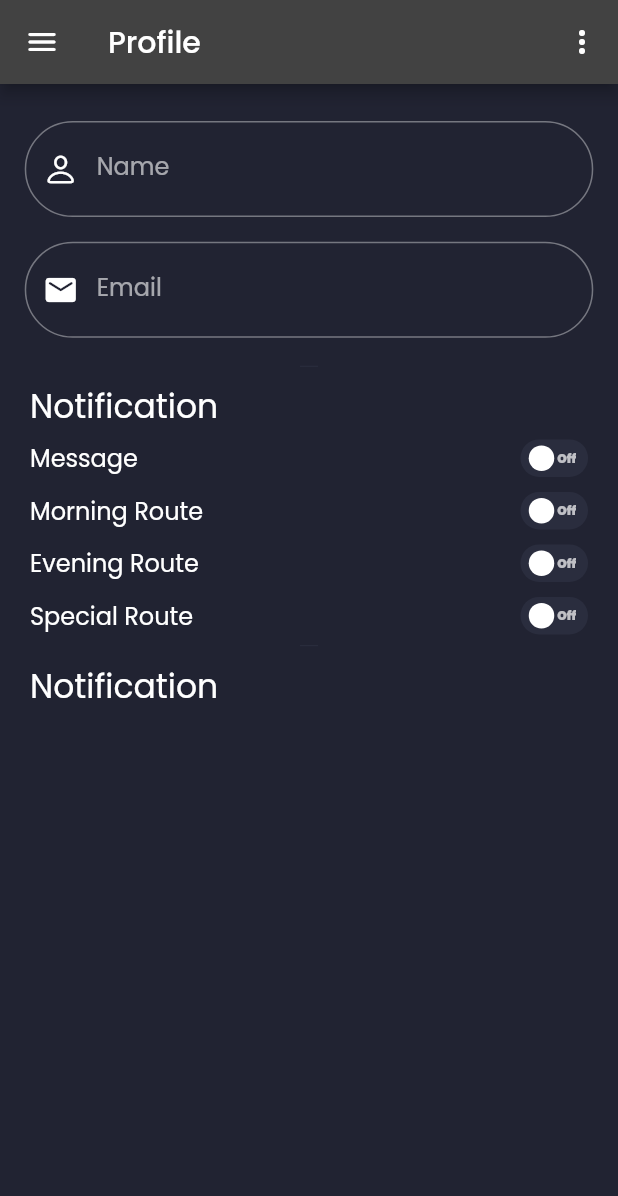
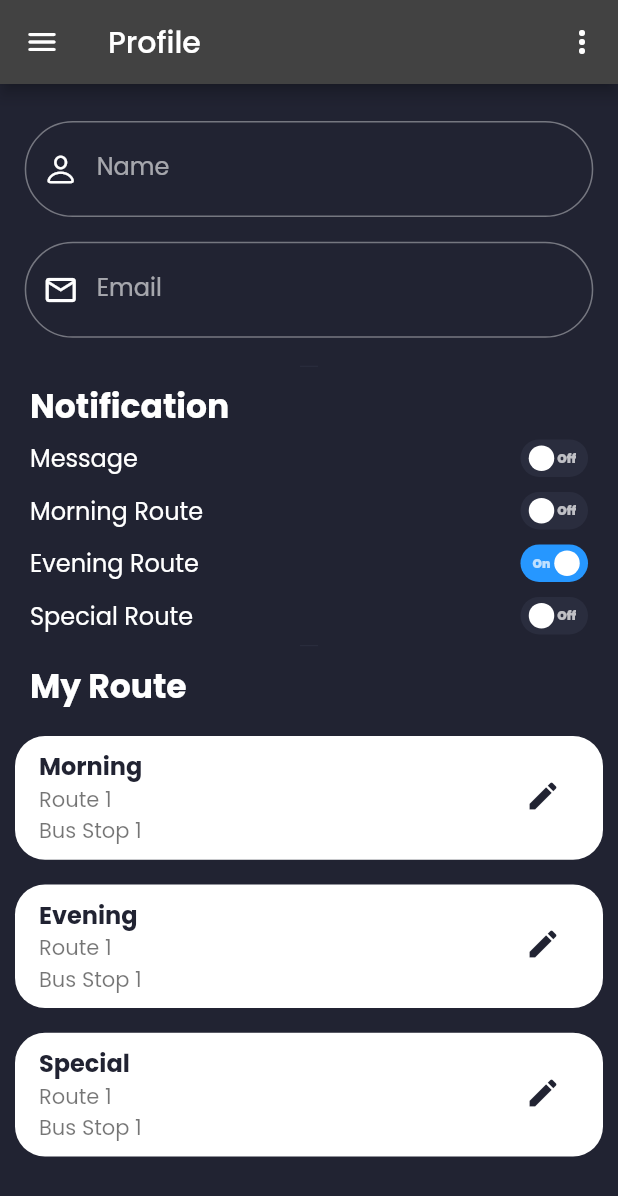
Before and after one commit to M-Farjad/POS-Dashboard, a Flutter app: the screen it shows after launch, after a tap on "On", on a phone screen of 412 x 824 dp. Shown: the top 1196 px of the screen. Run offline on Flutter 3.47's test engine with Material 2 defaults, Android fonts, the phone set to English and light mode, and no system bars; drawn by our look-alikes of flutter_switch; our stand-ins replace google_fonts, hive, hive_flutter; accounts and stored records are empty.

Commit message:
Profile Route Tile

```diff
--- a/lib/main.dart
+++ b/lib/main.dart
@@ -1,12 +1,18 @@
 import 'package:flutter/material.dart';
 import 'package:google_fonts/google_fonts.dart';
+import 'package:hive/hive.dart';
+import 'package:hive_flutter/adapters.dart';
 
 import 'screens/profile_screen/profile_screen.dart';
 import 'constants/constants.dart';
 
 late Size mq;
 
-void main() {
+void main() async {
+  //init Flutter
+  await Hive.initFlutter();
+  //open Box
+  var box = await Hive.openBox('MyBox');
   runApp(const MyApp());
 }
 
--- a/lib/screens/profile_screen/components/body.dart
+++ b/lib/screens/profile_screen/components/body.dart
@@ -6,6 +6,7 @@ import 'package:yums_dashboard/constants/constants.dart';
 import '../../../main.dart';
 import 'custom_text_switch.dart';
 import 'custom_textfields.dart';
+import 'profile_route_tile.dart';
 
 class Body extends StatefulWidget {
   const Body({super.key});
@@ -19,11 +20,11 @@ class _BodyState extends State<Body> {
 
   @override
   Widget build(BuildContext context) {
-    final _nameController = TextEditingController();
-    final _emailController = TextEditingController();
+    final TextEditingController _nameController = TextEditingController();
+    final TextEditingController _emailController = TextEditingController();
     bool msgFlag = true;
     bool mrngFlag = false;
-    bool eveFlag = false;
+    bool eveFlag = true;
     bool spcialFlag = false;
     return Form(
       key: _formKey,
@@ -44,7 +45,7 @@ class _BodyState extends State<Body> {
             CustomTextField(
               hintText: 'e.g abc@example.com',
               title: 'Email',
-              iconData: Icons.email_rounded,
+              iconData: Icons.email_outlined,
               controller: _emailController,
             ),
             SizedBox(height: mq.height * 0.02),
@@ -55,8 +56,7 @@ class _BodyState extends State<Body> {
               padding: EdgeInsets.symmetric(horizontal: 20.0),
               child: Text(
                 'Notification',
-                textAlign: TextAlign.left,
-                style: TextStyle(fontSize: 22),
+                style: TextStyle(fontSize: 22, fontWeight: FontWeight.w700),
               ),
             ),
             CustomTextSwitch(flag: msgFlag, name: 'Message'),
@@ -66,13 +66,30 @@ class _BodyState extends State<Body> {
             const Divider(
                 color: secondaryColor, height: 5, indent: 200, endIndent: 200),
             SizedBox(height: mq.height * 0.01),
+
             const Padding(
               padding: EdgeInsets.symmetric(horizontal: 20.0),
               child: Text(
-                'Notification',
+                'My Route',
                 textAlign: TextAlign.left,
-                style: TextStyle(fontSize: 22),
+                style: TextStyle(fontSize: 22, fontWeight: FontWeight.w700),
               ),
+            ),
+            SizedBox(height: mq.height * 0.01),
+            ProfileTileWidget(
+              title: 'Morning',
+              busStopName: 'Bus Stop 1',
+              busRouteName: 'Route 1',
+            ),
+            ProfileTileWidget(
+              title: 'Evening',
+              busStopName: 'Bus Stop 1',
+              busRouteName: 'Route 1',
+            ),
+            ProfileTileWidget(
+              title: 'Special',
+              busStopName: 'Bus Stop 1',
+              busRouteName: 'Route 1',
             ),
           ],
         ),
--- a/lib/screens/profile_screen/components/custom_textfields.dart
+++ b/lib/screens/profile_screen/components/custom_textfields.dart
@@ -1,10 +1,29 @@
 import 'package:flutter/material.dart';
+import 'package:hive/hive.dart';
 import 'package:yums_dashboard/constants/constants.dart';
 
 import '../../../main.dart';
 
 class CustomTextField extends StatelessWidget {
-  const CustomTextField({
+  //for storing Hive box
+  final _myBox = Hive.box('MyBox');
+
+  //for writing data
+  void writeDataLocally() {
+    _myBox.put(1, controller!.value);
+  }
+
+  //for writing data
+  String? readLocalData() {
+    return _myBox.get(key);
+  }
+
+  //for writing data
+  void deleteDataLocally() {
+    _myBox.delete(1);
+  }
+
+  CustomTextField({
     super.key,
     required this.title,
     // this.initialText,
@@ -23,10 +42,13 @@ class CustomTextField extends StatelessWidget {
     return Padding(
       padding: EdgeInsets.symmetric(horizontal: mq.width * .04),
       child: TextFormField(
-        // controller: controller,
+        controller: controller,
+
         onSaved: (val) {},
         validator: (val) => val != null && val.isNotEmpty ? null : '*Required',
-        initialValue: controller!.text, //?? Yaha error hn
+        // initialValue: readLocalData() == null
+        //     ? controller!.text
+        //     : readLocalData(), //?? Yaha error hn
         decoration: InputDecoration(
           hintText: hintText,
           label: Text(title),
--- /dev/null
+++ b/lib/screens/profile_screen/components/profile_route_tile.dart
@@ -0,0 +1,54 @@
+import 'package:flutter/material.dart';
+
+import '../../../constants/constants.dart';
+import '../../../main.dart';
+
+class ProfileTileWidget extends StatelessWidget {
+  final String title;
+  final String busStopName;
+  final String busRouteName;
+  // final VoidCallback onTap;
+  final _myRoutelist = [];
+  ProfileTileWidget({
+    super.key,
+    required this.title,
+    required this.busStopName,
+    required this.busRouteName,
+    // required this.onTap,
+  });
+
+  @override
+  Widget build(BuildContext context) {
+    return Padding(
+      padding: EdgeInsets.symmetric(horizontal: 10, vertical: mq.height * 0.01),
+      child: Container(
+        // padding: EdgeInsets.only(value),
+        decoration: BoxDecoration(
+            color: bodyColor, borderRadius: BorderRadius.circular(20)),
+        child: ListTile(
+          // textColor: bodyColor,
+          minVerticalPadding: mq.height * .01,
+          title: Text(
+            title,
+            style: const TextStyle(fontWeight: FontWeight.bold, color: bgColor),
+          ),
+          subtitle: Column(
+            crossAxisAlignment: CrossAxisAlignment.start,
+            children: [
+              Text(busRouteName),
+              Text(busStopName),
+            ],
+          ),
+          trailing: IconButton(
+            icon: const Icon(
+              Icons.edit,
+              color: bgColor,
+              size: 24,
+            ),
+            onPressed: () {},
+          ),
+        ),
+      ),
+    );
+  }
+}
--- a/pubspec.yaml
+++ b/pubspec.yaml
@@ -42,6 +42,8 @@ dependencies:
   provider: ^5.0.0
   data_table_2: ^2.0.3
   flutter_switch: ^0.3.2
+  hive: ^2.2.3
+  hive_flutter: ^1.1.0
 dev_dependencies:
   flutter_test:
     sdk: flutter
```
Also changed, not shown: pubspec.lock.
